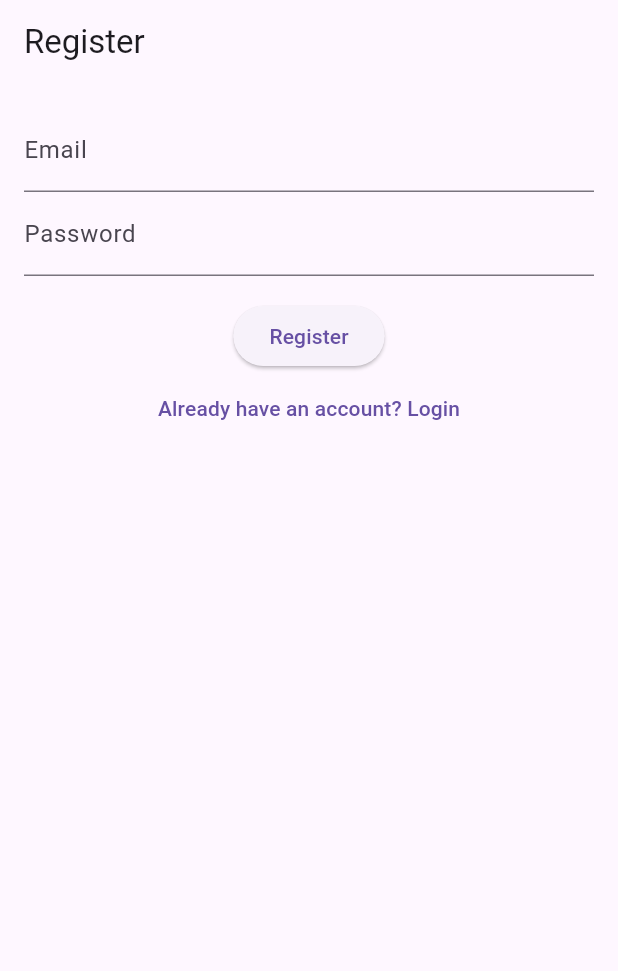
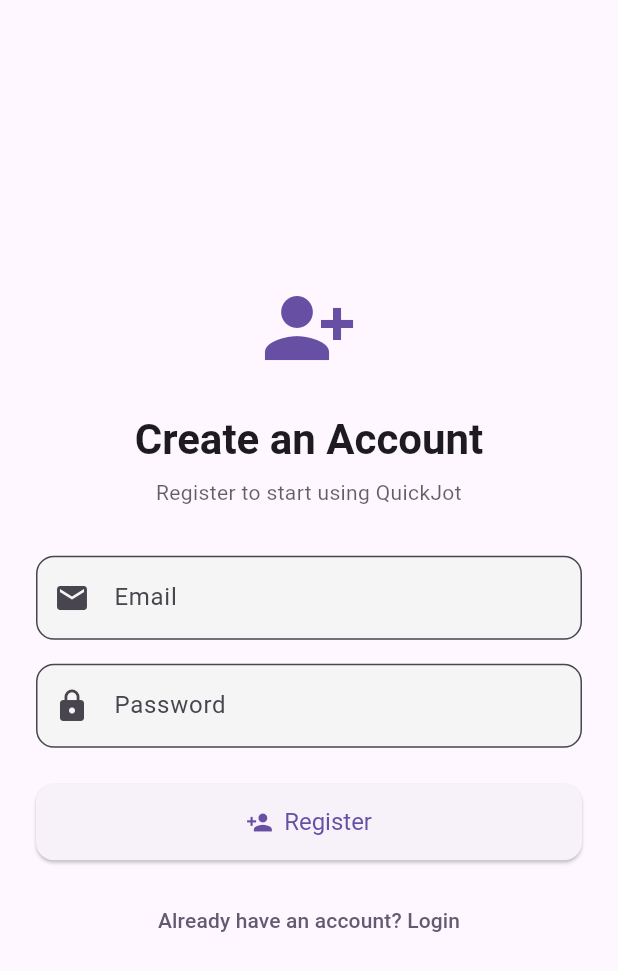
Before and after one commit to Numan-sheikh/Quick_jot, a Flutter app: the screen it shows after launch, after a tap on "Don’t have an account? Register", on a phone screen of 412 x 824 dp. Shown: the top 971 px of the screen. Run offline on Flutter 3.47's test engine with Material 3 defaults, Android fonts, the phone set to English and light mode, and no system bars; our stand-ins replace cloud_firestore, firebase_auth, firebase_core; accounts and stored records are empty; generated files the repository leaves out were written again; network calls fail.

Commit message:
Login and register page UI is updated

```diff
--- a/lib/screens/login_screen.dart
+++ b/lib/screens/login_screen.dart
@@ -18,28 +18,77 @@ class _LoginScreenState extends State<LoginScreen> {
   @override
   Widget build(BuildContext context) {
     final authProvider = Provider.of<AuthProvider>(context);
+    final theme = Theme.of(context);
+    final isDark = theme.brightness == Brightness.dark;
 
     return Scaffold(
-      appBar: AppBar(title: Text(_isLogin ? 'Login' : 'Register')),
-      body: Padding(
-        padding: const EdgeInsets.all(16),
+      body: SafeArea(
+        child: Center(
+          child: SingleChildScrollView(
+            padding: const EdgeInsets.symmetric(horizontal: 24, vertical: 32),
             child: Column(
+              mainAxisAlignment: MainAxisAlignment.center,
               children: [
+                Icon(
+                  _isLogin ? Icons.lock_outline : Icons.person_add_alt_1,
+                  size: 64,
+                  color: theme.colorScheme.primary,
+                ),
+                const SizedBox(height: 24),
+                Text(
+                  _isLogin ? 'Welcome Back' : 'Create an Account',
+                  style: theme.textTheme.headlineMedium?.copyWith(
+                    fontWeight: FontWeight.bold,
+                  ),
+                ),
+                const SizedBox(height: 8),
+                Text(
+                  _isLogin
+                      ? 'Login to continue to QuickJot'
+                      : 'Register to start using QuickJot',
+                  style: theme.textTheme.bodyMedium?.copyWith(
+                    color: theme.textTheme.bodyMedium?.color?.withAlpha(177),
+                  ),
+                  textAlign: TextAlign.center,
+                ),
+                const SizedBox(height: 32),
                 TextField(
                   controller: _emailController,
-              decoration: const InputDecoration(labelText: 'Email'),
+                  decoration: InputDecoration(
+                    labelText: 'Email',
+                    prefixIcon: const Icon(Icons.email),
+                    border: const OutlineInputBorder(
+                      borderRadius: BorderRadius.all(Radius.circular(12)),
                     ),
+                    filled: true,
+                    fillColor: isDark ? Colors.grey[850] : Colors.grey[100],
+                  ),
+                  keyboardType: TextInputType.emailAddress,
+                ),
+                const SizedBox(height: 16),
                 TextField(
                   controller: _passwordController,
-              decoration: const InputDecoration(labelText: 'Password'),
+                  decoration: InputDecoration(
+                    labelText: 'Password',
+                    prefixIcon: const Icon(Icons.lock),
+                    border: const OutlineInputBorder(
+                      borderRadius: BorderRadius.all(Radius.circular(12)),
+                    ),
+                    filled: true,
+                    fillColor: isDark ? Colors.grey[850] : Colors.grey[100],
+                  ),
                   obscureText: true,
                 ),
-            const SizedBox(height: 16),
-            ElevatedButton(
+                const SizedBox(height: 24),
+                SizedBox(
+                  width: double.infinity,
+                  child: ElevatedButton.icon(
+                    icon: Icon(_isLogin ? Icons.login : Icons.person_add),
+                    label: Text(_isLogin ? 'Login' : 'Register'),
                     onPressed: () async {
                       final email = _emailController.text.trim();
                       final password = _passwordController.text.trim();
-                final navigator = Navigator.of(context); // Extract first
+                      final navigator = Navigator.of(context);
 
                       if (_isLogin) {
                         await authProvider.login(email, password);
@@ -53,19 +102,33 @@ class _LoginScreenState extends State<LoginScreen> {
                         );
                       }
                     },
-              child: Text(_isLogin ? 'Login' : 'Register'),
+                    style: ElevatedButton.styleFrom(
+                      padding: const EdgeInsets.symmetric(vertical: 16),
+                      textStyle: const TextStyle(fontSize: 16),
+                      shape: RoundedRectangleBorder(
+                        borderRadius: BorderRadius.circular(12),
                       ),
+                    ),
+                  ),
+                ),
+                const SizedBox(height: 16),
                 TextButton(
                   onPressed: () => setState(() => _isLogin = !_isLogin),
                   child: Text(
                     _isLogin
                         ? 'Don’t have an account? Register'
                         : 'Already have an account? Login',
+                    style: TextStyle(
+                      color: theme.colorScheme.secondary,
+                      fontWeight: FontWeight.w500,
+                    ),
                   ),
                 ),
               ],
             ),
           ),
+        ),
+      ),
     );
   }
 }
```
Lines whose indentation alone changed are shown as unchanged.
